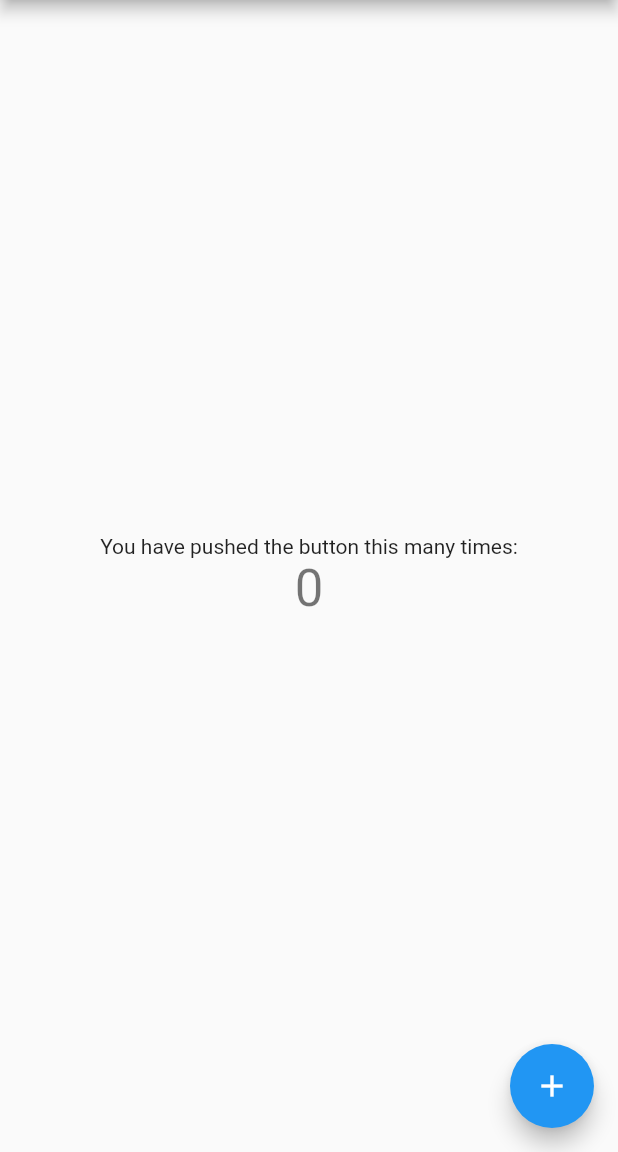
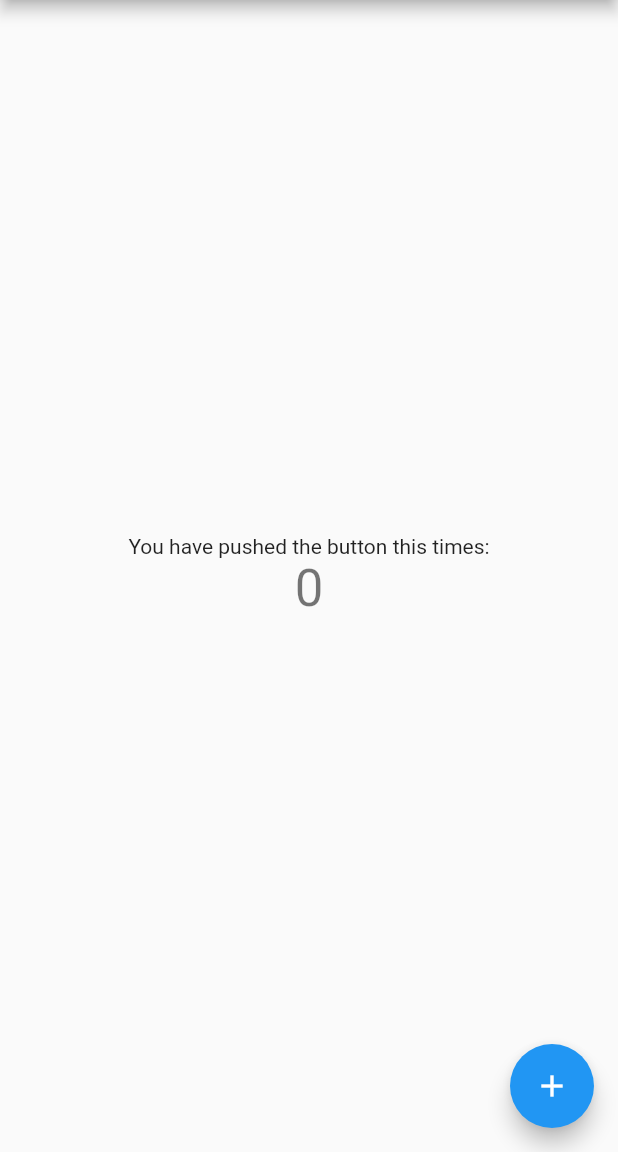
Before and after one commit to rhuarhri/flutter_dating_app, a Flutter app: the screen it shows after launch, on a phone screen of 412 x 824 dp, the part 84-1236 px from its top. Run offline on Flutter 3.47's test engine with Material 2 defaults, Android fonts, the phone set to English and light mode, and no system bars.

```diff
--- a/lib/main.dart
+++ b/lib/main.dart
@@ -98,7 +98,7 @@ class _MyHomePageState extends State<MyHomePage> {
           mainAxisAlignment: MainAxisAlignment.center,
           children: <Widget>[
             Text(
-              'You have pushed the button this many times:',
+              'You have pushed the button this times:',
             ),
             Text(
               '$_counter',
```
